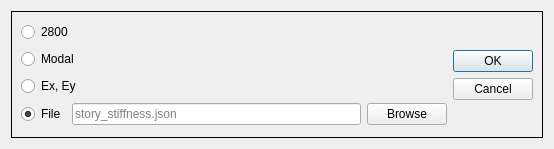
Before: the Qt Designer form applications/cfactor/widgets/show_siffness_story_way.ui in ebrahimraeyat/civilTools, drawn with Qt 5.
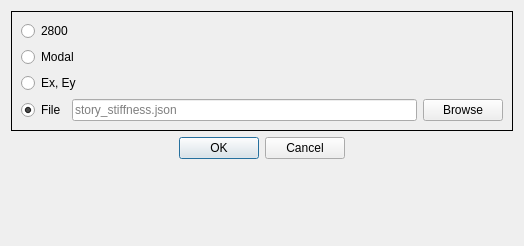
After: the same form once the commit is applied.

Diff of the .ui file:
```diff
--- a/applications/cfactor/widgets/show_siffness_story_way.ui
+++ b/applications/cfactor/widgets/show_siffness_story_way.ui
@@ -6,8 +6,8 @@
    <rect>
     <x>0</x>
     <y>0</y>
-    <width>554</width>
-    <height>149</height>
+    <width>524</width>
+    <height>246</height>
    </rect>
   </property>
   <property name="sizePolicy">
@@ -27,7 +27,7 @@
   <property name="windowTitle">
    <string>Choose Calculating Story Stiffness Ways</string>
   </property>
-  <layout class="QHBoxLayout" name="horizontalLayout">
+  <layout class="QVBoxLayout" name="verticalLayout_3">
    <item>
     <layout class="QVBoxLayout" name="verticalLayout_2">
      <item>
@@ -107,13 +107,18 @@
           </item>
          </layout>
         </item>
+       </layout>
+      </widget>
+     </item>
+    </layout>
+   </item>
         <item>
          <widget class="QDialogButtonBox" name="buttonBox">
           <property name="autoFillBackground">
            <bool>false</bool>
           </property>
           <property name="orientation">
-           <enum>Qt::Vertical</enum>
+      <enum>Qt::Horizontal</enum>
           </property>
           <property name="standardButtons">
            <set>QDialogButtonBox::Cancel|QDialogButtonBox::Ok</set>
@@ -123,10 +128,18 @@
           </property>
          </widget>
         </item>
-       </layout>
-      </widget>
-     </item>
-    </layout>
+   <item>
+    <spacer name="verticalSpacer">
+     <property name="orientation">
+      <enum>Qt::Vertical</enum>
+     </property>
+     <property name="sizeHint" stdset="0">
+      <size>
+       <width>20</width>
+       <height>40</height>
+      </size>
+     </property>
+    </spacer>
    </item>
   </layout>
  </widget>
```
Lines whose indentation alone changed are shown as unchanged.
